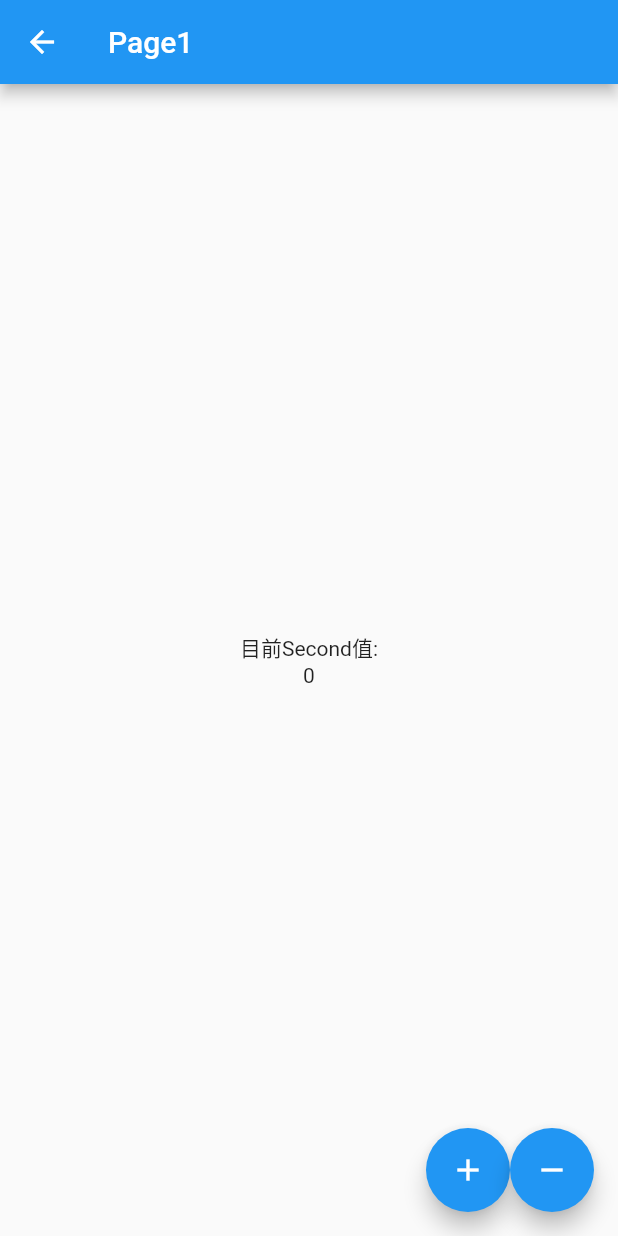
After one commit to alexkkm/flutter, a Flutter app: the Page2 screen opened directly, after a tap on the "add" icon, after a tap on the "remove" icon, on a phone screen of 412 x 824 dp. The commit adds this screen. Run offline on Flutter 3.47's test engine with Material 2 defaults, Android fonts, the phone set to English and light mode, and no system bars; our stand-ins replace firebase_auth, firebase_core, flutter_local_notifications, flutter_signin_button, flutter_slidable, google_sign_in and 6 more; missing offline and left inert: app_launcher; accounts and stored records are empty.

Commit message:
finished Provider and Consumer function

```diff
--- a/lib/common/DisablePoping/DisablePoping.dart
+++ b/lib/common/DisablePoping/DisablePoping.dart
@@ -28,7 +28,8 @@ class MyHomePage extends StatelessWidget {
               MaterialPageRoute(builder: (context) => DisablePage()),
               (route) => disableBackPage);
         },
-        child: Text("text"));
+        child:
+            Text("Change Page with disable back page function in next page"));
   }
 }
 
--- a/lib/common/ProviderAndListener/MyCountChangeNotifier.dart
+++ b/lib/common/ProviderAndListener/ChangeNotifier.dart
@@ -1,6 +1,6 @@
 import 'package:flutter/foundation.dart';
 
-class MyCountChangeNotifier with ChangeNotifier {
+class Page1ChangeNotifier with ChangeNotifier {
   // 設定一個整數私有變數 _count的欄位，初值為零
   int _count = 0;
 
@@ -14,3 +14,19 @@ class MyCountChangeNotifier with ChangeNotifier {
     notifyListeners();
   }
 }
+
+class Page2ChangeNotifier with ChangeNotifier {
+  int value = 0;
+
+  int get result => value;
+
+  add() {
+    value++;
+    notifyListeners();
+  }
+
+  minus() {
+    value--;
+    notifyListeners();
+  }
+}
--- /dev/null
+++ b/lib/common/ProviderAndListener/Provider.dart
@@ -0,0 +1,141 @@
+import 'package:flutter/material.dart';
+import 'package:flutter_learning/Common/ProviderAndListener/ChangeNotifier.dart';
+import 'package:provider/provider.dart';
+
+void main() => runApp(MyApp());
+
+class MyApp extends StatelessWidget {
+  @override
+  Widget build(BuildContext context) {
+    //在 widget 元件樹中的最上層，使用 provider ，方便傳遞到其他底層頁面
+    //建議採用 MultiProvider，因為一個 APP 很少一個 provider 就夠用，所以直接上 MultiProvider 。
+    return MultiProvider(
+      providers: [
+        ChangeNotifierProvider.value(value: Page1ChangeNotifier()),
+        ChangeNotifierProvider.value(value: Page2ChangeNotifier())
+      ],
+      child: MaterialApp(
+        home: HomePage(),
+      ),
+    );
+  }
+}
+
+//
+class HomePage extends StatelessWidget {
+  @override
+  Widget build(BuildContext context) {
+    //透過 Provider.of 來獲取資料
+    final first = Provider.of<Page1ChangeNotifier>(context);
+    final second = Provider.of<Page2ChangeNotifier>(context);
+
+    return Scaffold(
+      appBar: AppBar(
+        title: Text('HKT 線上教室'),
+      ),
+      body: Center(
+        child: Column(
+          mainAxisAlignment: MainAxisAlignment.center,
+          children: <Widget>[
+            Text(
+              '目前計數值: ${first.count + second.result}',
+            ),
+            TextButton(
+              onPressed: () => Navigator.of(context).push(
+                MaterialPageRoute(builder: (context) => Page1()),
+              ),
+              child: Text('Page1'),
+            ),
+            TextButton(
+              onPressed: () => Navigator.of(context).push(
+                MaterialPageRoute(builder: (context) => Page2()),
+              ),
+              child: Text('Page2'),
+            ),
+          ],
+        ),
+      ),
+    );
+  }
+}
+
+class Page1 extends StatelessWidget {
+  @override
+  Widget build(BuildContext context) {
+    return Scaffold(
+      appBar: AppBar(
+        title: Text('Page1'),
+      ),
+      body: Center(
+        // 透過 Consumer 來接收更改對應資料
+        child: Consumer<Page1ChangeNotifier>(builder: (context, counter1, _) {
+          return Column(
+            mainAxisAlignment: MainAxisAlignment.center,
+            children: <Widget>[
+              Text(
+                '目前First值:',
+              ),
+              Text(
+                '${counter1.count}',
+              ),
+            ],
+          );
+        }),
+      ),
+      floatingActionButton: FloatingActionButton(
+        onPressed: () {
+          // 使用 Provider.of，並且將 listen 設定為 false(若沒設定，預設為 true)，
+          // 則不會再次調用 Widget 重新構建（ build ）畫面 ，更省效能。
+          Provider.of<Page1ChangeNotifier>(context, listen: false).increment();
+        },
+        child: const Icon(Icons.add),
+      ),
+    );
+  }
+}
+
+class Page2 extends StatelessWidget {
+  @override
+  Widget build(BuildContext context) {
+    return Scaffold(
+        appBar: AppBar(
+          title: Text('Page1'),
+        ),
+        body: Center(
+          // 透過 Consumer 來接收更改對應資料
+          child: Consumer<Page2ChangeNotifier>(builder: (context, counter2, _) {
+            return Column(
+              mainAxisAlignment: MainAxisAlignment.center,
+              children: <Widget>[
+                Text(
+                  '目前Second值:',
+                ),
+                Text(
+                  '${counter2.value}',
+                ),
+              ],
+            );
+          }),
+        ),
+        floatingActionButton:
+            Wrap(direction: Axis.horizontal, children: <Widget>[
+          FloatingActionButton(
+            onPressed: () {
+              // 使用 Provider.of，並且將 listen 設定為 false(若沒設定，預設為 true)，
+              // 則不會再次調用 Widget 重新構建（ build ）畫面 ，更省效能。
+              Provider.of<Page2ChangeNotifier>(context, listen: false).add();
+            },
+            child: const Icon(Icons.add),
+          ),
+          FloatingActionButton(
+            onPressed: () {
+              // 使用 Provider.of，並且將 listen 設定為 false(若沒設定，預設為 true)，
+              // 則不會再次調用 Widget 重新構建（ build ）畫面 ，更省效能。
+              Provider.of<Page2ChangeNotifier>(context, listen: false)
+                  .minus()();
+            },
+            child: const Icon(Icons.remove),
+          ),
+        ]));
+  }
+}
```
Also changed, not shown: lib/common/ProviderAndListener/main.dart (deleted, +0 -87 lines).
